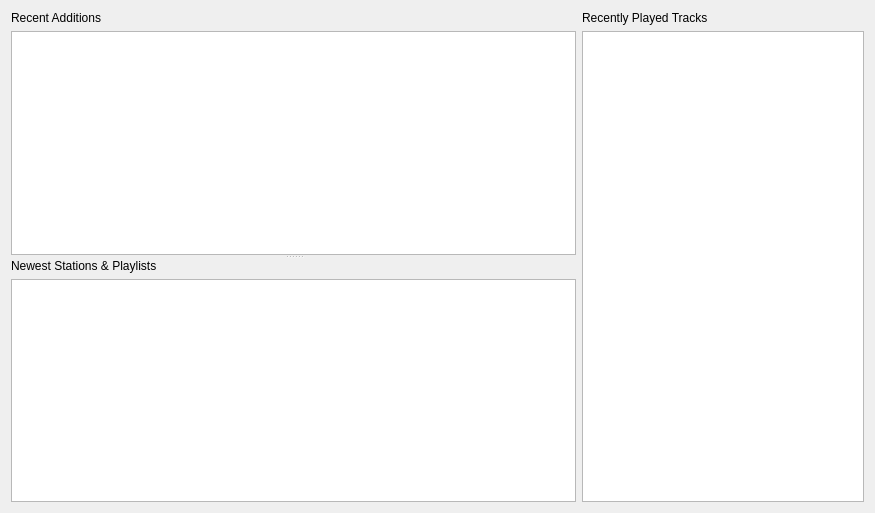
Old version of the form src/libtomahawk/widgets/welcomewidget.ui in the repository tomahawk-player/tomahawk.
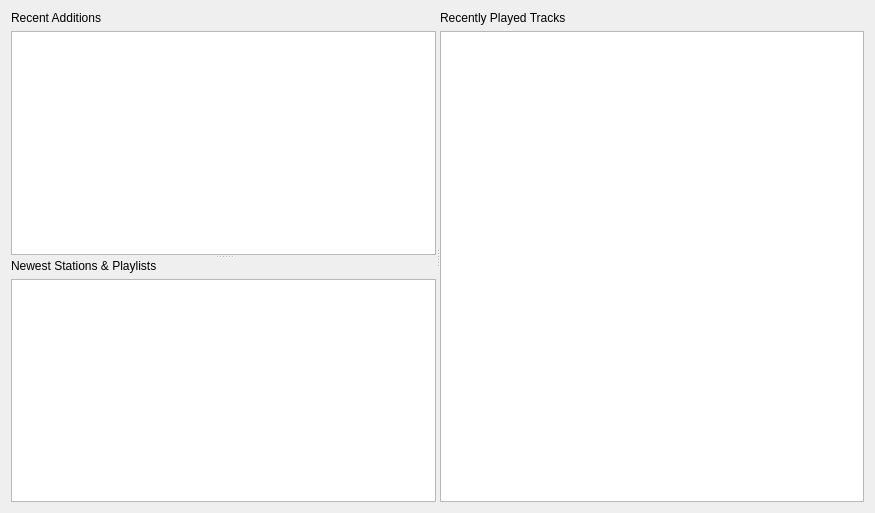
New version of the form. Custom widgets are drawn as their Qt base class.

What changed in the file:
```diff
--- a/src/libtomahawk/widgets/welcomewidget.ui
+++ b/src/libtomahawk/widgets/welcomewidget.ui
@@ -10,8 +10,12 @@
     <height>513</height>
    </rect>
   </property>
-  <layout class="QHBoxLayout" name="horizontalLayout" stretch="2,1">
+  <layout class="QVBoxLayout" name="verticalLayout_4">
    <item>
+    <widget class="QSplitter" name="splitter_2">
+     <property name="orientation">
+      <enum>Qt::Horizontal</enum>
+     </property>
     <widget class="QSplitter" name="splitter">
      <property name="orientation">
       <enum>Qt::Vertical</enum>
@@ -45,8 +49,7 @@
       </layout>
      </widget>
     </widget>
-   </item>
-   <item>
+     <widget class="QWidget" name="">
     <layout class="QVBoxLayout" name="verticalLayout_2">
      <item>
       <widget class="HeaderLabel" name="label_3">
@@ -72,6 +75,8 @@
       </widget>
      </item>
     </layout>
+     </widget>
+    </widget>
    </item>
   </layout>
  </widget>
@@ -86,16 +91,16 @@
    <extends>QTreeView</extends>
    <header>playlist/playlistview.h</header>
   </customwidget>
-  <customwidget>
-   <class>PlaylistWidget</class>
-   <extends>QListWidget</extends>
-   <header>widgets/welcomewidget.h</header>
-  </customwidget>
   <customwidget>
    <class>AlbumView</class>
    <extends>QListView</extends>
    <header>playlist/albumview.h</header>
   </customwidget>
+  <customwidget>
+   <class>PlaylistWidget</class>
+   <extends>QListWidget</extends>
+   <header>widgets/welcomewidget.h</header>
+  </customwidget>
  </customwidgets>
  <resources/>
  <connections/>
```
Lines whose indentation alone changed are shown as unchanged.
